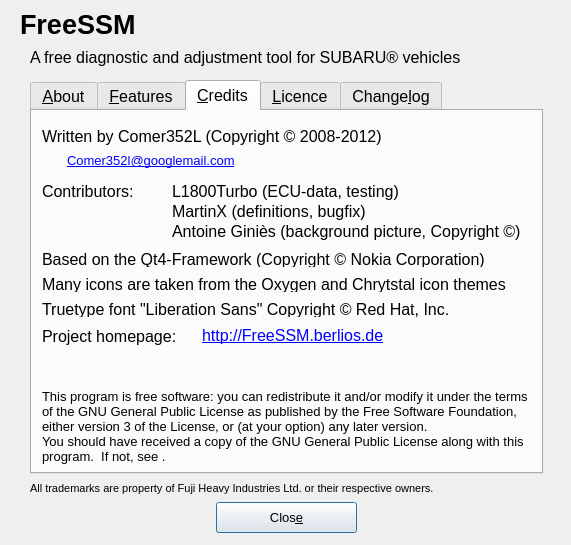
Old version of the form ui/About.ui in the repository Comer352L/FreeSSM.
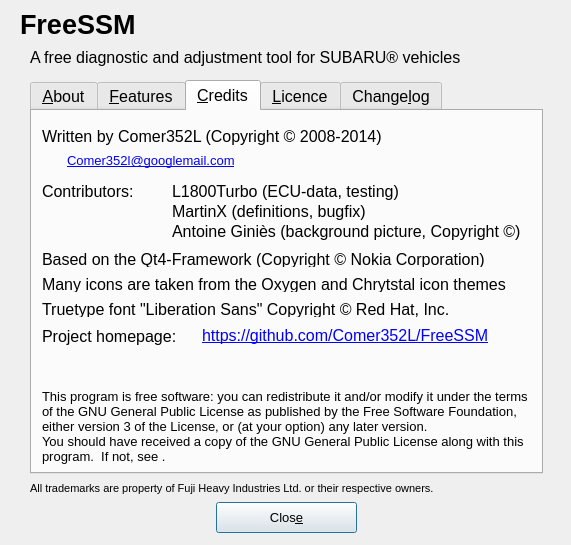
New version of the form. The open tabs and pages were chosen to show the change.

Commit message: Update project URL and copyright year information

```diff
--- a/ui/About.ui
+++ b/ui/About.ui
@@ -567,7 +567,7 @@
       </font>
      </property>
      <property name="text">
-      <string>Written by Comer352L (Copyright © 2008-2012)</string>
+      <string>Written by Comer352L (Copyright © 2008-2014)</string>
      </property>
     </widget>
     <widget class="QLabel" name="email_label">
@@ -613,7 +613,7 @@
       </font>
      </property>
      <property name="text">
-      <string notr="true">&lt;a href=&quot;http://FreeSSM.berlios.de/&quot;&gt;http://FreeSSM.berlios.de&lt;/a&gt;</string>
+      <string notr="true">&lt;a href=&quot;https://github.com/Comer352L/FreeSSM&quot;&gt;https://github.com/Comer352L/FreeSSM&lt;/a&gt;</string>
      </property>
      <property name="openExternalLinks">
       <bool>true</bool>
```
The commit also changes 3 other files.
